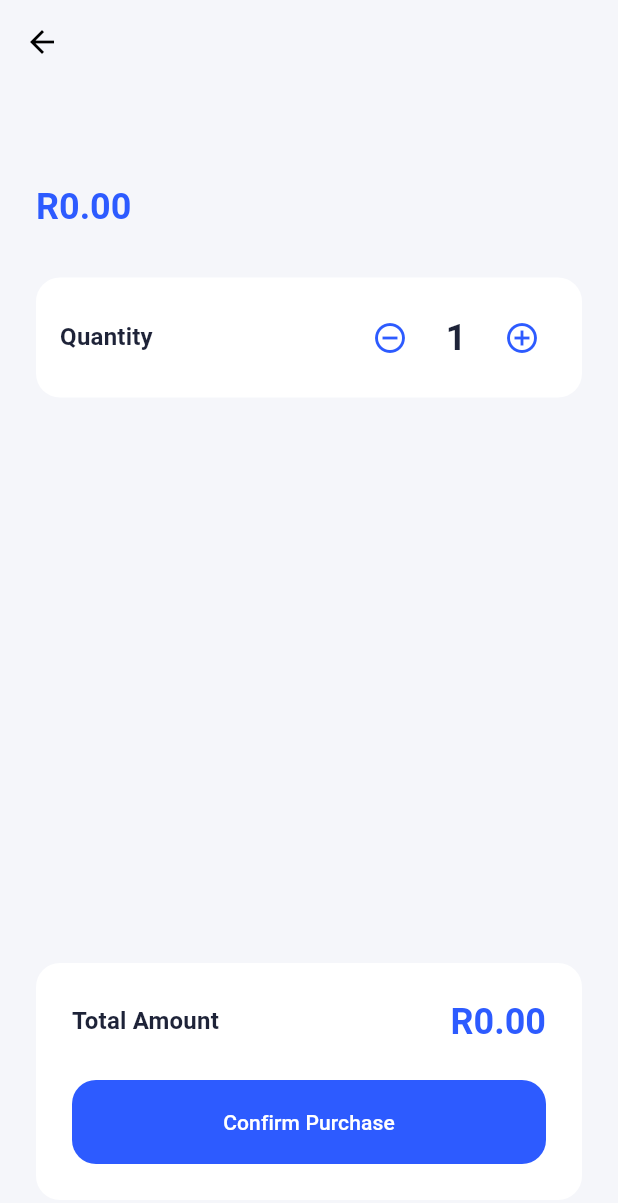
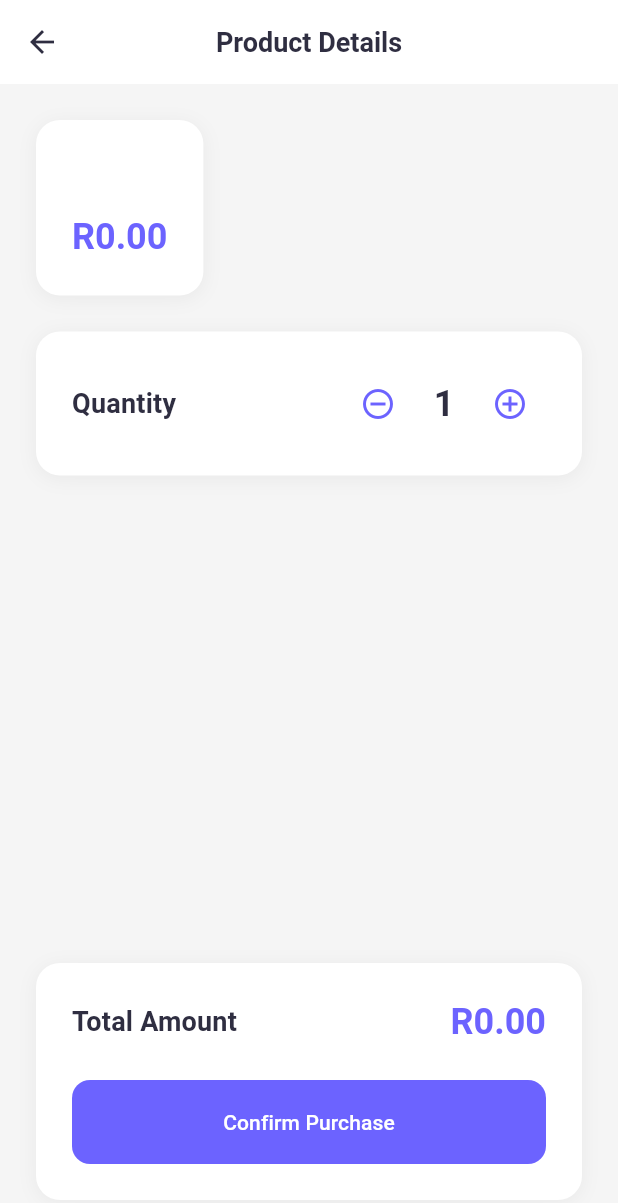
Before and after one commit to aiprogrammar/snacktrack, a Flutter app: the ProductDetailsScreen screen opened directly with empty values, on a phone screen of 412 x 824 dp. Shown: the top 1203 px of the screen. Run offline on Flutter 3.47's test engine with Material 3 defaults, Android fonts, the phone set to English and light mode, and no system bars; our stand-ins replace shared_preferences; missing offline and left inert: mobile_scanner; accounts and stored records are empty; network calls fail.

Commit message:
Update app theme and UI components

```diff
--- a/lib/src/screens/product_details_screen.dart
+++ b/lib/src/screens/product_details_screen.dart
@@ -59,7 +59,7 @@ class _ProductDetailsScreenState extends State<ProductDetailsScreen> {
 
     if (mounted) {
       if (success) {
-        Navigator.of(context).pop(true); // Return true to indicate success
+        Navigator.of(context).pop(true);
       } else {
         ScaffoldMessenger.of(context).showSnackBar(
           const SnackBar(content: Text('Failed to process purchase')),
@@ -75,8 +75,7 @@ class _ProductDetailsScreenState extends State<ProductDetailsScreen> {
     return Scaffold(
       backgroundColor: Theme.of(context).colorScheme.background,
       appBar: AppBar(
-        backgroundColor: Colors.transparent,
-        elevation: 0,
+        title: const Text('Product Details'),
       ),
       body: SafeArea(
         child: Padding(
@@ -84,9 +83,25 @@ class _ProductDetailsScreenState extends State<ProductDetailsScreen> {
           child: Column(
             crossAxisAlignment: CrossAxisAlignment.start,
             children: [
+              Container(
+                padding: const EdgeInsets.all(24),
+                decoration: BoxDecoration(
+                  color: Theme.of(context).colorScheme.surface,
+                  borderRadius: BorderRadius.circular(16),
+                  boxShadow: [
+                    BoxShadow(
+                      color: Colors.black.withOpacity(0.05),
+                      blurRadius: 10,
+                      offset: const Offset(0, 2),
+                    ),
+                  ],
+                ),
+                child: Column(
+                  crossAxisAlignment: CrossAxisAlignment.start,
+                  children: [
                     Text(
                       widget.product.name,
-                style: Theme.of(context).textTheme.displayLarge,
+                      style: Theme.of(context).textTheme.titleLarge,
                     ),
                     const SizedBox(height: 8),
                     Text(
@@ -95,12 +110,22 @@ class _ProductDetailsScreenState extends State<ProductDetailsScreen> {
                             color: Theme.of(context).colorScheme.primary,
                           ),
                     ),
-              const SizedBox(height: 32),
+                  ],
+                ),
+              ),
+              const SizedBox(height: 24),
               Container(
-                padding: const EdgeInsets.all(16),
+                padding: const EdgeInsets.all(24),
                 decoration: BoxDecoration(
                   color: Theme.of(context).colorScheme.surface,
                   borderRadius: BorderRadius.circular(16),
+                  boxShadow: [
+                    BoxShadow(
+                      color: Colors.black.withOpacity(0.05),
+                      blurRadius: 10,
+                      offset: const Offset(0, 2),
+                    ),
+                  ],
                 ),
                 child: Row(
                   mainAxisAlignment: MainAxisAlignment.spaceBetween,
@@ -140,6 +165,13 @@ class _ProductDetailsScreenState extends State<ProductDetailsScreen> {
                 decoration: BoxDecoration(
                   color: Theme.of(context).colorScheme.surface,
                   borderRadius: BorderRadius.circular(16),
+                  boxShadow: [
+                    BoxShadow(
+                      color: Colors.black.withOpacity(0.05),
+                      blurRadius: 10,
+                      offset: const Offset(0, 2),
+                    ),
+                  ],
                 ),
                 child: Column(
                   children: [
@@ -152,10 +184,7 @@ class _ProductDetailsScreenState extends State<ProductDetailsScreen> {
                         ),
                         Text(
                           'R${((widget.product.price * quantity) / 100).toStringAsFixed(2)}',
-                          style: Theme.of(context)
-                              .textTheme
-                              .titleLarge
-                              ?.copyWith(
+                          style: Theme.of(context).textTheme.titleLarge?.copyWith(
                                 color: Theme.of(context).colorScheme.primary,
                               ),
                         ),
```
Also changed, not shown: lib/src/screens/home_screen.dart (+19 -68 lines), lib/src/screens/login_screen.dart (+19 -17 lines), lib/src/theme/app_theme.dart (+36 -13 lines). Lines whose indentation alone changed are shown as unchanged.
